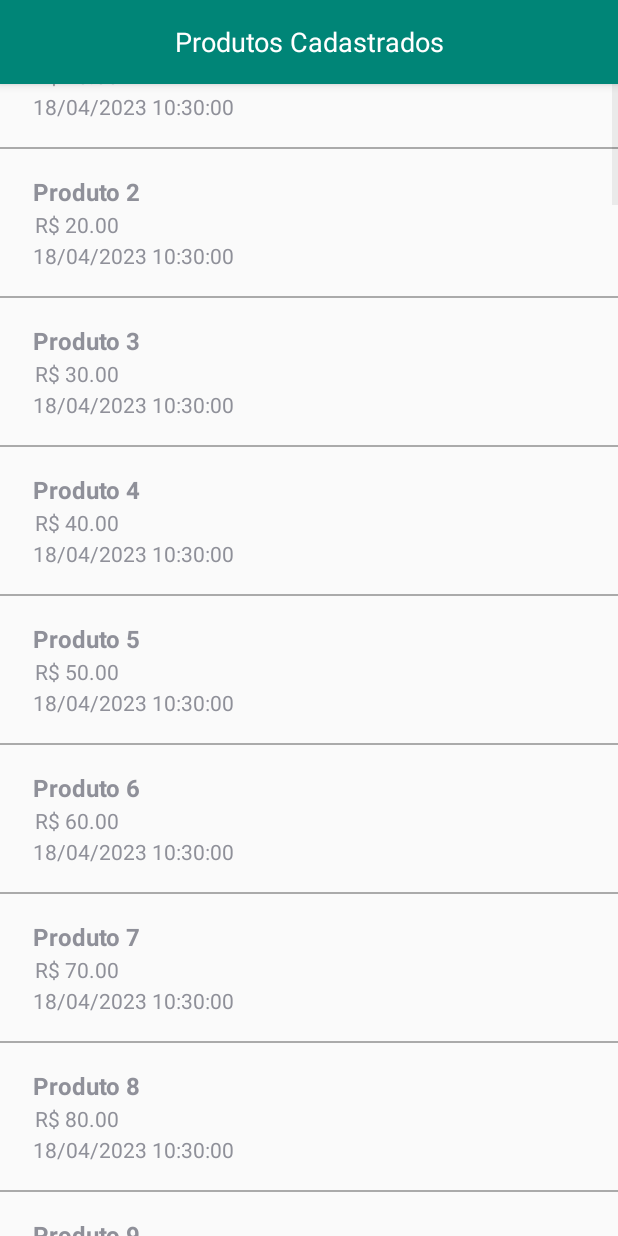
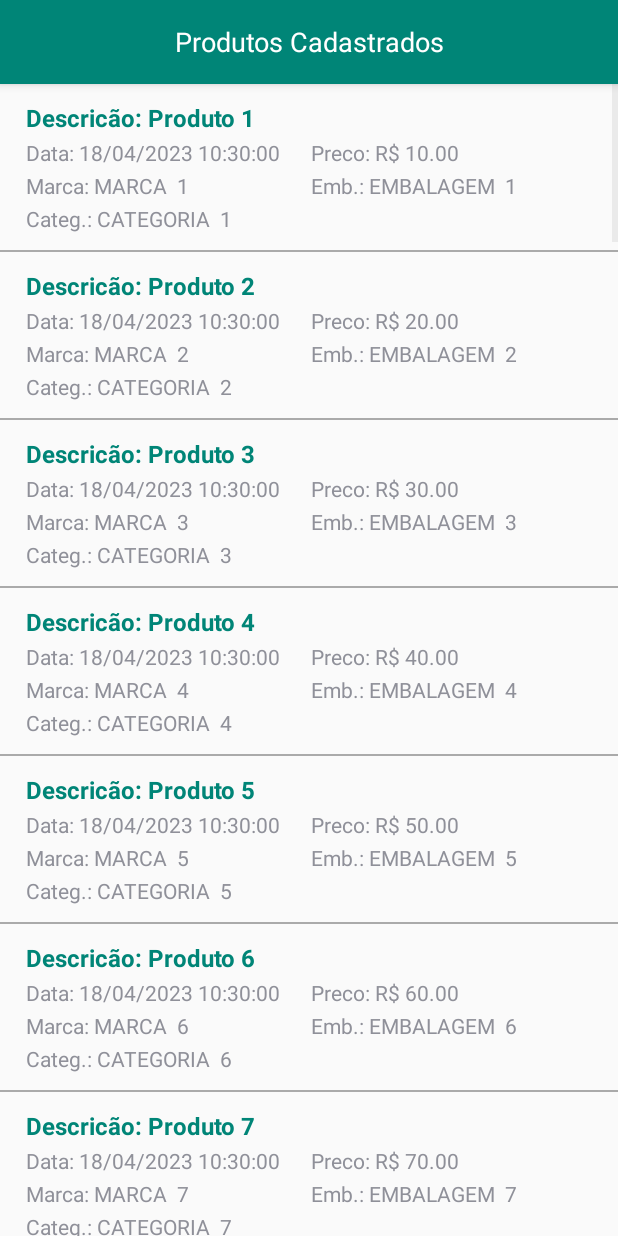
Before and after one commit to Dineysd/app-estoque, an Android app: the ListaProdutosActivity screen opened directly, with no data from a screen before it, on a phone screen of 412 x 824 dp. Run offline under Robolectric (Android 15) with nearby library versions, the phone set to English and light mode, and no system bars.

Commit message:
criando sql left join para produtos

```diff
--- a/app/build.gradle
+++ b/app/build.gradle
@@ -28,5 +28,4 @@ dependencies {
     implementation 'androidx.cardview:cardview:1.0.0'
     implementation 'androidx.constraintlayout:constraintlayout:2.0.4'
     implementation 'com.google.android.material:material:1.1.0'
-    implementation 'androidx.core:core:1.7.0'
 }
--- a/app/src/main/java/com/projeto/estoque/database/HelperDb.java
+++ b/app/src/main/java/com/projeto/estoque/database/HelperDb.java
@@ -20,6 +20,9 @@ import static com.projeto.estoque.database.TabelasSql.COLUMN_PRECO_UNIT;
 import static com.projeto.estoque.database.TabelasSql.NAME_DATABASE;
 import static com.projeto.estoque.database.TabelasSql.campos;
 import static com.projeto.estoque.database.TabelasSql.sdf;
+import static com.projeto.estoque.model.Categoria.TABLE_NAME_CATEGORIA;
+import static com.projeto.estoque.model.Embalagem.TABLE_NAME_EMBALAGEM;
+import static com.projeto.estoque.model.Marca.TABLE_NAME_MARCA;
 import static com.projeto.estoque.model.Produto.TABLE_NAME_PRODUTO;
 
 public class HelperDb extends SQLiteOpenHelper {
@@ -98,17 +101,40 @@ public class HelperDb extends SQLiteOpenHelper {
                 if(cursor != null && cursor.getCount() < 50) {
                     // Inserindo 50 produtos diferentes
                     for (int i = 1; i <= 50; i++) {
+
+                        ContentValues valuesMarca = new ContentValues();
+                        valuesMarca.put(COLUMN_DESCRICAO, "MARCA  " + i);
+                        valuesMarca.put(COLUMN_ATIVO, true);
+                        long idMarca = db.insert(TABLE_NAME_MARCA, null, valuesMarca);
+                        Log.d(TABLE_NAME_MARCA, "id: "+idMarca);
+
+                        ContentValues valuesEmb = new ContentValues();
+                        valuesEmb.put(COLUMN_DESCRICAO, "EMBALAGEM  " + i);
+                        valuesEmb.put(COLUMN_ATIVO, true);
+                        long idEmb = db.insert(TABLE_NAME_EMBALAGEM, null, valuesEmb);
+                        Log.d(TABLE_NAME_EMBALAGEM, "id: "+idEmb);
+
+                        ContentValues valuesCat = new ContentValues();
+                        valuesCat.put(COLUMN_DESCRICAO, "CATEGORIA  " + i);
+                        valuesCat.put(COLUMN_ATIVO, true);
+                        long idCategoria = db.insert(TABLE_NAME_CATEGORIA, null, valuesCat);
+                        Log.d(TABLE_NAME_CATEGORIA, "id: "+idCategoria);
+
                         ContentValues values = new ContentValues();
                         values.put(COLUMN_DESCRICAO, "Produto " + i);
                         values.put(COLUMN_PRECO_UNIT, 10.0 * i);
-                        values.put(COLUMN_MARCA_ID, i % 5 + 1);
-                        values.put(COLUMN_CATEGORIA_ID, i % 10 + 1);
-                        values.put(COLUMN_EMBALAGEM_ID, i % 3 + 1);
+                        values.put(COLUMN_MARCA_ID, idMarca);
+                        values.put(COLUMN_CATEGORIA_ID, idCategoria);
+                        values.put(COLUMN_EMBALAGEM_ID, idEmb);
                         values.put(COLUMN_DATA, sdf.format(new Date()));
                         values.put(COLUMN_ATIVO, true);
                         Log.d(CNT_LOG, "onUpgrade: " + i);
                         db.insert(TABLE_NAME_PRODUTO,null,  values);
+
+
                     }
+
+
                 }
                 db.setTransactionSuccessful();
             }catch (Exception e){
@@ -191,4 +217,22 @@ public class HelperDb extends SQLiteOpenHelper {
 
         return c;
     }
+
+    public Cursor QuerySelect(String sql, String[] args) {
+        Cursor c = null;
+
+        this.Open();
+        try {
+            Log.i(CNT_LOG, "Iniciando Busca");
+            this.Open();
+
+            c = db.rawQuery(sql,args);
+
+            Log.i(CNT_LOG, "Busca realizada. Total de registros: " + c.getCount());
+        } finally {
+            this.Close();
+        }
+
+        return c;
+    }
 }
--- a/app/src/main/java/com/projeto/estoque/database/dao/ProdutoDAO.java
+++ b/app/src/main/java/com/projeto/estoque/database/dao/ProdutoDAO.java
@@ -6,6 +6,9 @@ import android.util.Log;
 
 import com.projeto.estoque.database.HelperDb;
 import com.projeto.estoque.database.TabelasSql;
+import com.projeto.estoque.model.Categoria;
+import com.projeto.estoque.model.Embalagem;
+import com.projeto.estoque.model.Marca;
 import com.projeto.estoque.model.Produto;
 
 import java.text.ParseException;
@@ -51,7 +54,17 @@ public class ProdutoDAO implements IBaseDao<Produto> {
         Cursor cursor = null;
 
         try {
-            cursor = this.database.Select(TABLE_NAME_PRODUTO, campos(), null, null, null, null, null);
+
+            String sql = "SELECT p.* , m.id AS marca_id, m.descricao AS descricaoMarca," +
+                    " c.id AS categoria_id, c.descricao AS descricaoCategoria, e.id AS embalagem_id," +
+                    " e.descricao AS descricaoEmbalagem " +
+                    "FROM Produto p " +
+                    "LEFT JOIN Marca m ON p.marca_id = m.id " +
+                    "LEFT JOIN Categoria c ON p.categoria_id = c.id " +
+                    "LEFT JOIN Embalagem e ON p.embalagem_id = e.id";
+
+
+            cursor = this.database.QuerySelect(sql, null);
             // Verificar se há resultados
             if (cursor != null && cursor.moveToFirst()) {
                 // Converter cada registro retornado em um objeto Estoque e adicioná-lo na lista
@@ -104,9 +117,9 @@ public class ProdutoDAO implements IBaseDao<Produto> {
         produto.setId(cursor.getLong(cursor.getColumnIndex(COLUMN_ID)));
         produto.setDescricao(cursor.getString(cursor.getColumnIndex(COLUMN_DESCRICAO)));
         produto.setPrecoUnit(cursor.getDouble(cursor.getColumnIndex(COLUMN_PRECO_UNIT)));
-        produto.getCategoria().setId(cursor.getLong(cursor.getColumnIndex(COLUMN_CATEGORIA_ID)));
-        produto.getMarca().setId(cursor.getLong(cursor.getColumnIndex(COLUMN_MARCA_ID)));
-        produto.getEmbalagem().setId(cursor.getLong(cursor.getColumnIndex(COLUMN_EMBALAGEM_ID)));
+        produto.setCategoria(new Categoria(cursor));
+        produto.setMarca(new Marca(cursor));
+        produto.setEmbalagem(new Embalagem(cursor));
         if (cursor.getString(cursor.getColumnIndex(COLUMN_DATA)) != null) {
             produto.setData(sdf.parse(cursor.getString(cursor.getColumnIndex(COLUMN_DATA))));
         }
--- a/app/src/main/java/com/projeto/estoque/model/Categoria.java
+++ b/app/src/main/java/com/projeto/estoque/model/Categoria.java
@@ -1,5 +1,19 @@
 package com.projeto.estoque.model;
+
+import android.database.Cursor;
+
+import static com.projeto.estoque.database.TabelasSql.COLUMN_ID;
 
 public class Categoria extends ModelBase {
     public static final String TABLE_NAME_CATEGORIA = "categoria";
+
+    public Categoria(Cursor cursor) {
+        super(cursor);
+        this.setId(cursor.getLong(cursor.getColumnIndex(COLUMN_ID)));
+        this.setDescricao(cursor.getString(cursor.getColumnIndex("descricaoCategoria")));
+    }
+
+    public Categoria(){
+
+    }
 }
--- a/app/src/main/java/com/projeto/estoque/model/Embalagem.java
+++ b/app/src/main/java/com/projeto/estoque/model/Embalagem.java
@@ -1,5 +1,18 @@
 package com.projeto.estoque.model;
+
+import android.database.Cursor;
+
+import static com.projeto.estoque.database.TabelasSql.COLUMN_ID;
 
 public class Embalagem extends ModelBase{
     public static final String TABLE_NAME_EMBALAGEM = "embalagem";
+
+    public Embalagem(Cursor cursor) {
+        super(cursor);
+        this.setId(cursor.getLong(cursor.getColumnIndex(COLUMN_ID)));
+        this.setDescricao(cursor.getString(cursor.getColumnIndex("descricaoEmbalagem")));
+    }
+
+    public Embalagem() {
+    }
 }
--- a/app/src/main/java/com/projeto/estoque/model/Marca.java
+++ b/app/src/main/java/com/projeto/estoque/model/Marca.java
@@ -1,5 +1,17 @@
 package com.projeto.estoque.model;
+
+import android.database.Cursor;
+
+import static com.projeto.estoque.database.TabelasSql.COLUMN_ID;
 
 public class Marca extends ModelBase{
     public static final String TABLE_NAME_MARCA = "marca";
+
+    public Marca(Cursor cursor) {
+        super(cursor);
+        this.setId(cursor.getLong(cursor.getColumnIndex(COLUMN_ID)));
+        this.setDescricao(cursor.getString(cursor.getColumnIndex("descricaoMarca")));
+    }
+
+    public Marca() {}
 }
--- a/app/src/main/java/com/projeto/estoque/model/ModelBase.java
+++ b/app/src/main/java/com/projeto/estoque/model/ModelBase.java
@@ -1,4 +1,6 @@
 package com.projeto.estoque.model;
+
+import android.database.Cursor;
 
 public abstract class ModelBase {
     public static final String TABLE_PADRAO = "padrao";
@@ -6,6 +8,11 @@ public abstract class ModelBase {
     protected long id;
     protected String descricao;
     protected boolean ativo;
+
+    public ModelBase(Cursor cursor){
+    }
+
+    public ModelBase(){}
 
     public long getId() {
         return id;
--- a/app/src/main/java/com/projeto/estoque/ui/adapter/ListaProdutosAdapter.java
+++ b/app/src/main/java/com/projeto/estoque/ui/adapter/ListaProdutosAdapter.java
@@ -48,26 +48,31 @@ public class ListaProdutosAdapter extends BaseAdapter {
 			holder.descricao = convertView.findViewById(R.id.tvDescricao);
 			holder.preco = convertView.findViewById(R.id.tvPreco);
 			holder.data = convertView.findViewById(R.id.tvData);
+			holder.descricao_marca = convertView.findViewById(R.id.tvMarca);
+			holder.descricao_emb = convertView.findViewById(R.id.tvEmb);
+			holder.descricao_categ = convertView.findViewById(R.id.tvCategoria);
 			convertView.setTag(holder);
 		} else {
 			holder = (ViewHolder) convertView.getTag();
 		}
 
 		Produto produto = produtos.get(position);
-		holder.descricao.setText(produto.getDescricao());
-		holder.preco.setText(String.format(Locale.getDefault(), "R$ %.2f", produto.getPrecoUnit()));
-		SimpleDateFormat sdf = new SimpleDateFormat("dd/MM/yyyy HH:mm:ss");
-		String dataFormatada = sdf.format(produto.getData());
-		holder.data.setText(dataFormatada);
+		holder.descricao.setText("Descricão: "+produto.getDescricao());
+		holder.preco.setText("Preco: "+String.format(Locale.getDefault(), "R$ %.2f", produto.getPrecoUnit()));
+		String dataFormatada = produto.getData()== null? null:
+				new SimpleDateFormat("dd/MM/yyyy HH:mm:ss").format(produto.getData());
+		holder.data.setText("Data: "+dataFormatada);
+		holder.descricao_marca.setText("Marca: "+produto.getMarca().getDescricao());
+		holder.descricao_categ.setText("Categ.: "+produto.getCategoria().getDescricao());
+		holder.descricao_emb.setText("Emb.: "+produto.getEmbalagem().getDescricao());
 
 		return convertView;
 
 	}
 
 	private static class ViewHolder {
-		TextView data;
-		TextView descricao;
-		TextView preco;
+		TextView data, descricao, preco, descricao_marca, descricao_categ, descricao_emb;
+
 	}
 
 
--- a/app/src/main/res/layout/activity_lista_produtos.xml
+++ b/app/src/main/res/layout/activity_lista_produtos.xml
@@ -5,7 +5,9 @@
     android:layout_width="match_parent"
     android:layout_height="match_parent"
     tools:context=".ui.ListaProdutosActivity">
+
     <com.google.android.material.appbar.AppBarLayout
+        android:id="@+id/toolbarApp"
         android:layout_width="match_parent"
         android:layout_height="wrap_content"
         android:theme="@style/AppTheme.AppBarOverlay"
@@ -25,7 +27,6 @@
                 android:layout_height="wrap_content"
                 android:layout_gravity="center"
                 android:text="Produtos Cadastrados"
-
                 android:textColor="@android:color/white"
                 android:textSize="18sp" />
 
@@ -35,9 +36,11 @@
     <ListView
         android:id="@+id/list_view"
         android:layout_width="match_parent"
-        android:layout_height="match_parent"
+        android:layout_height="0dp"
         android:divider="@android:color/darker_gray"
-        android:dividerHeight="1dp"/>
+        android:dividerHeight="1dp"
+        app:layout_constraintBottom_toBottomOf="parent"
+        app:layout_constraintTop_toBottomOf="@id/toolbarApp"/>
 
 
 </androidx.constraintlayout.widget.ConstraintLayout>
--- a/app/src/main/res/layout/item_produto.xml
+++ b/app/src/main/res/layout/item_produto.xml
@@ -3,7 +3,7 @@
     android:layout_width="match_parent"
     android:layout_height="wrap_content"
     android:orientation="vertical"
-    android:padding="16dp">
+    android:padding="10dp">
 
     <TextView
         android:id="@+id/tvDescricao"
@@ -11,27 +11,75 @@
         android:layout_height="wrap_content"
         android:textSize="16sp"
         android:textStyle="bold"
-        android:paddingTop="1dp"
+        android:padding="1dp"
+        android:textColor="@color/verde"
         android:layout_marginLeft="6dp"
         android:layout_marginRight="6dp"/>
 
+
+    <LinearLayout
+        android:layout_width="match_parent"
+        android:layout_height="match_parent"
+        android:layout_marginLeft="6dp"
+        android:layout_marginRight="6dp"
+        android:orientation="horizontal">
+
+        <TextView
+            android:id="@+id/tvData"
+            android:layout_width="0dp"
+            android:layout_height="match_parent"
+            android:layout_weight="1"
+            android:textSize="14sp"
+            android:padding="1dp" />
+
+        <TextView
+            android:id="@+id/tvPreco"
+            android:layout_width="0dp"
+            android:layout_height="match_parent"
+            android:layout_weight="1"
+            android:textSize="14sp"
+            android:padding="1dp"
+
+            />
+
+    </LinearLayout>
+
+    <LinearLayout
+        android:layout_width="match_parent"
+        android:layout_height="match_parent"
+        android:layout_marginLeft="6dp"
+        android:layout_marginRight="6dp"
+        android:orientation="horizontal">
+
+        <TextView
+            android:id="@+id/tvMarca"
+            android:layout_width="0dp"
+            android:layout_height="match_parent"
+            android:layout_weight="1"
+            android:textSize="14sp"
+            android:padding="1dp" />
+
+        <TextView
+            android:id="@+id/tvEmb"
+            android:layout_width="0dp"
+            android:layout_height="match_parent"
+            android:layout_weight="1"
+            android:textSize="14sp"
+            android:padding="1dp"
+
+            />
+
+    </LinearLayout>
+
     <TextView
-        android:id="@+id/tvPreco"
+        android:id="@+id/tvCategoria"
         android:layout_width="match_parent"
         android:layout_height="wrap_content"
         android:textSize="14sp"
         android:padding="1dp"
         android:layout_marginLeft="6dp"
-        android:layout_marginRight="6dp"
-        />
+        android:layout_marginRight="6dp"/>
 
-    <TextView
-        android:id="@+id/tvData"
-        android:layout_width="match_parent"
-        android:layout_height="wrap_content"
-        android:textSize="14sp"
-        android:paddingBottom="1dp"
-        android:layout_marginLeft="6dp"
-        android:layout_marginRight="6dp" />
+
 
 </LinearLayout>
```
